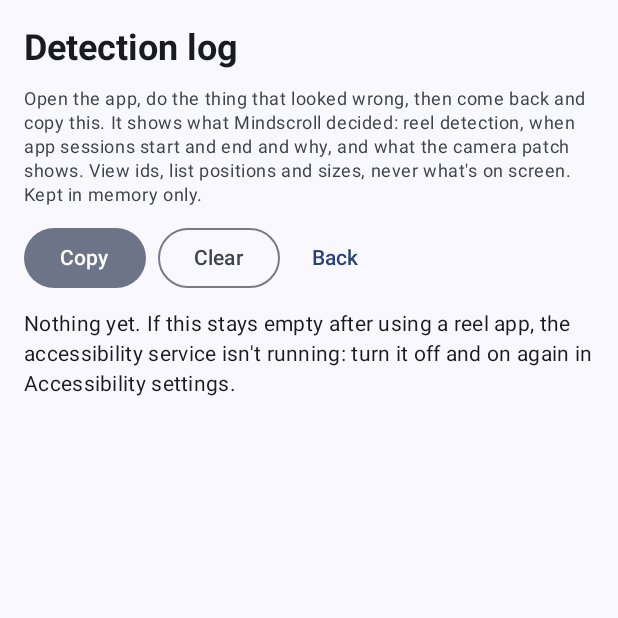
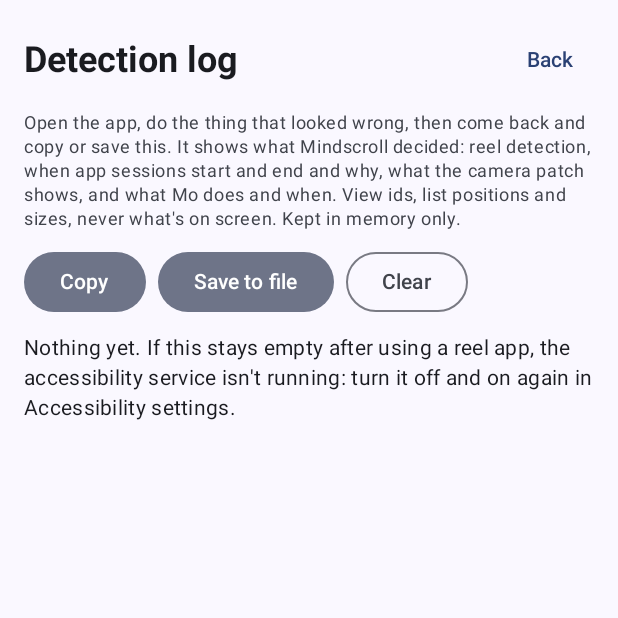
Before and after one commit to aman-dhakar-191/Mindscroll, an Android app built with Jetpack Compose: the composable DetectionLogScreen shown on its own in the app's theme, after a tap on "Copy", on a phone screen of 412 x 824 dp, the top half of it. Run offline under Robolectric (Android 15) with nearby library versions, the phone set to English and light mode, and no system bars.

Commit message:
Detection log: log Mo's animations and the overlay, and save to a file
Logging (no behaviour change):
- Each reel reaction: excited or startle, fresh crouch or chained, the gap since
  the last reel, the streak, the style; and MoView's physics for it (start value,
  size, rise and settle times).
- Taps (and the giggle), session gestures (lean out, glance, wake, joyful hop,
  farewell), mood changes, Mo falling asleep and waking, screen on/off with
  the idle animation, snooze, calls, and display setting changes.
- The patch appearing or hiding, with what held it back.
- Reduced motion when the system animation scale is 0.

Log screen:
- "Save to file" uses the system file picker (no storage permission), for logs
  too big to paste. Copy reports when it's too big for the clipboard. Shows the
  line count and size. Back moved to the title row.
- The log keeps the last 2000 lines (was 400).

Co-Authored-By: Claude Sonnet 5.5 <noreply@anthropic.com>
Claude-Session: https://claude.ai/code/session_014Jy7NYACsVaWTR2J9CjgX5

```diff
--- a/app/src/main/java/io/github/amandhakar/mindscroll/tracker/DetectionLog.kt
+++ b/app/src/main/java/io/github/amandhakar/mindscroll/tracker/DetectionLog.kt
@@ -7,12 +7,12 @@ import kotlinx.coroutines.flow.StateFlow
 import kotlinx.coroutines.flow.asStateFlow
 
 /**
- * The last few hundred things the trackers noticed and what they decided, so a wrong count can
+ * The last couple of thousand things the trackers noticed and what they decided, so a wrong count can
  * be explained from the phone ("Detection log" on the home screen). In memory only: it holds
  * view ids and numbers, never text from other apps, and is gone when the app process ends.
  */
 object DetectionLog {
-    private const val MAX = 400
+    private const val MAX = 2000
     private val time = DateTimeFormatter.ofPattern("HH:mm:ss.SSS")
     private val lines = ArrayDeque<String>()
     private val _entries = MutableStateFlow<List<String>>(emptyList())
@@ -25,6 +25,10 @@ object DetectionLog {
         _entries.value = lines.toList()
     }
 
+    /** The whole log, oldest first, as text for copying or saving to a file. */
+    @Synchronized
+    fun text(): String = lines.joinToString("\n")
+
     @Synchronized
     fun clear() {
         lines.clear()
--- a/app/src/main/java/io/github/amandhakar/mindscroll/ui/DetectionLogScreen.kt
+++ b/app/src/main/java/io/github/amandhakar/mindscroll/ui/DetectionLogScreen.kt
@@ -3,6 +3,8 @@ package io.github.amandhakar.mindscroll.ui
 import android.content.ClipData
 import android.content.ClipboardManager
 import android.widget.Toast
+import androidx.activity.compose.rememberLauncherForActivityResult
+import androidx.activity.result.contract.ActivityResultContracts
 import androidx.compose.foundation.layout.Arrangement
 import androidx.compose.foundation.layout.Column
 import androidx.compose.foundation.layout.Row
@@ -20,6 +22,7 @@ import androidx.compose.material3.Text
 import androidx.compose.material3.TextButton
 import androidx.compose.runtime.Composable
 import androidx.compose.runtime.getValue
+import androidx.compose.ui.Alignment
 import androidx.compose.ui.Modifier
 import androidx.compose.ui.platform.LocalContext
 import androidx.compose.ui.text.font.FontFamily
@@ -28,6 +31,8 @@ import androidx.compose.ui.unit.dp
 import androidx.compose.ui.unit.sp
 import androidx.lifecycle.compose.collectAsStateWithLifecycle
 import io.github.amandhakar.mindscroll.tracker.DetectionLog
+import java.time.LocalDateTime
+import java.time.format.DateTimeFormatter
 
 /**
  * What the reel detector saw and decided, newest first. For when the count looks wrong:
@@ -38,25 +43,60 @@ fun DetectionLogScreen(onBack: () -> Unit) {
     val context = LocalContext.current
     val entries by DetectionLog.entries.collectAsStateWithLifecycle()
 
+    // Saving goes through the system file picker: no storage permission, and the user chooses where.
+    val saveToFile = rememberLauncherForActivityResult(ActivityResultContracts.CreateDocument("text/plain")) { uri ->
+        if (uri != null) {
+            val saved = runCatching {
+                context.contentResolver.openOutputStream(uri)?.use { it.write(DetectionLog.text().toByteArray()) } != null
+            }.getOrDefault(false)
+            Toast.makeText(context, if (saved) "Saved the log" else "Couldn't save the log", Toast.LENGTH_SHORT).show()
+        }
+    }
+    val kilobytes = entries.sumOf { it.length + 1 } / 1024
+
     Surface(Modifier.fillMaxSize()) {
         Column(Modifier.safeDrawingPadding().padding(16.dp), verticalArrangement = Arrangement.spacedBy(10.dp)) {
-            Text("Detection log", style = MaterialTheme.typography.headlineSmall, fontWeight = FontWeight.Bold)
+            Row(verticalAlignment = Alignment.CenterVertically) {
+                Text(
+                    "Detection log",
+                    Modifier.weight(1f),
+                    style = MaterialTheme.typography.headlineSmall,
+                    fontWeight = FontWeight.Bold,
+                )
+                TextButton(onClick = onBack) { Text("Back") }
+            }
             Text(
-                "Open the app, do the thing that looked wrong, then come back and copy this. It " +
-                    "shows what Mindscroll decided: reel detection, when app sessions start and end " +
-                    "and why, and what the camera patch shows. View ids, list positions and sizes, " +
-                    "never what's on screen. Kept in memory only.",
+                "Open the app, do the thing that looked wrong, then come back and copy or save this. " +
+                    "It shows what Mindscroll decided: reel detection, when app sessions start and end " +
+                    "and why, what the camera patch shows, and what Mo does and when. View ids, list " +
+                    "positions and sizes, never what's on screen. Kept in memory only.",
                 style = MaterialTheme.typography.bodySmall,
                 color = MaterialTheme.colorScheme.onSurfaceVariant,
             )
-            Row(horizontalArrangement = Arrangement.spacedBy(8.dp)) {
+            Row(horizontalArrangement = Arrangement.spacedBy(8.dp), verticalAlignment = Alignment.CenterVertically) {
                 FilledTonalButton(onClick = {
                     val clipboard = context.getSystemService(ClipboardManager::class.java)
-                    clipboard.setPrimaryClip(ClipData.newPlainText("Mindscroll detection log", entries.joinToString("\n")))
-                    Toast.makeText(context, "Copied ${entries.size} lines", Toast.LENGTH_SHORT).show()
+                    val copied = runCatching {
+                        clipboard.setPrimaryClip(ClipData.newPlainText("Mindscroll detection log", DetectionLog.text()))
+                    }.isSuccess
+                    // A very long log can be too big for the clipboard; saving a file always works.
+                    Toast.makeText(
+                        context,
+                        if (copied) "Copied ${entries.size} lines" else "Too big to copy: use Save to file",
+                        Toast.LENGTH_SHORT,
+                    ).show()
                 }) { Text("Copy") }
+                FilledTonalButton(onClick = {
+                    saveToFile.launch("mindscroll-log-${LocalDateTime.now().format(FILE_TIME)}.txt")
+                }) { Text("Save to file") }
                 OutlinedButton(onClick = { DetectionLog.clear() }) { Text("Clear") }
-                TextButton(onClick = onBack) { Text("Back") }
+            }
+            if (entries.isNotEmpty()) {
+                Text(
+                    "${entries.size} lines · $kilobytes KB" + if (kilobytes >= 100) " · big: use Save to file" else "",
+                    style = MaterialTheme.typography.labelSmall,
+                    color = MaterialTheme.colorScheme.onSurfaceVariant,
+                )
             }
             if (entries.isEmpty()) {
                 Text(
@@ -79,3 +119,5 @@ fun DetectionLogScreen(onBack: () -> Unit) {
         }
     }
 }
+
+private val FILE_TIME: DateTimeFormatter = DateTimeFormatter.ofPattern("yyyyMMdd-HHmm")
```
Also changed, not shown: app/src/main/java/io/github/amandhakar/mindscroll/display/CounterOverlay.kt (+47 -1 lines), app/src/main/java/io/github/amandhakar/mindscroll/mascot/MoPainter.kt (+8 -0 lines), 1 other file.
